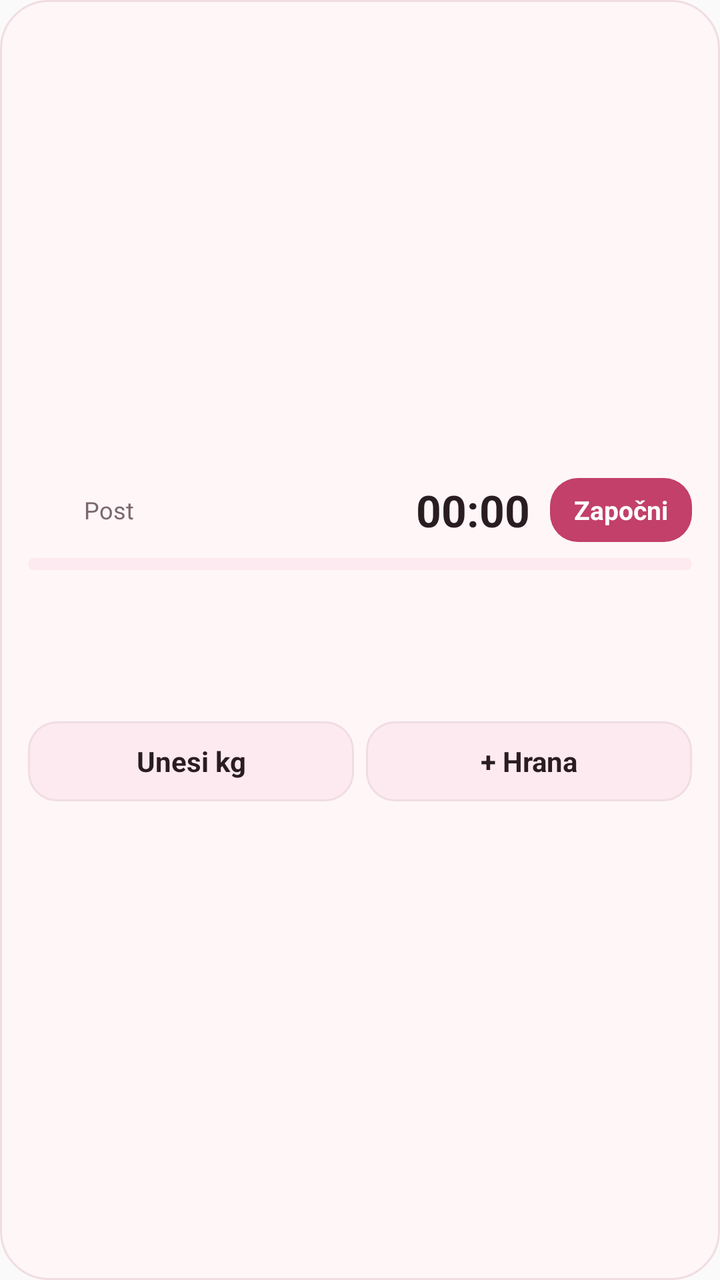
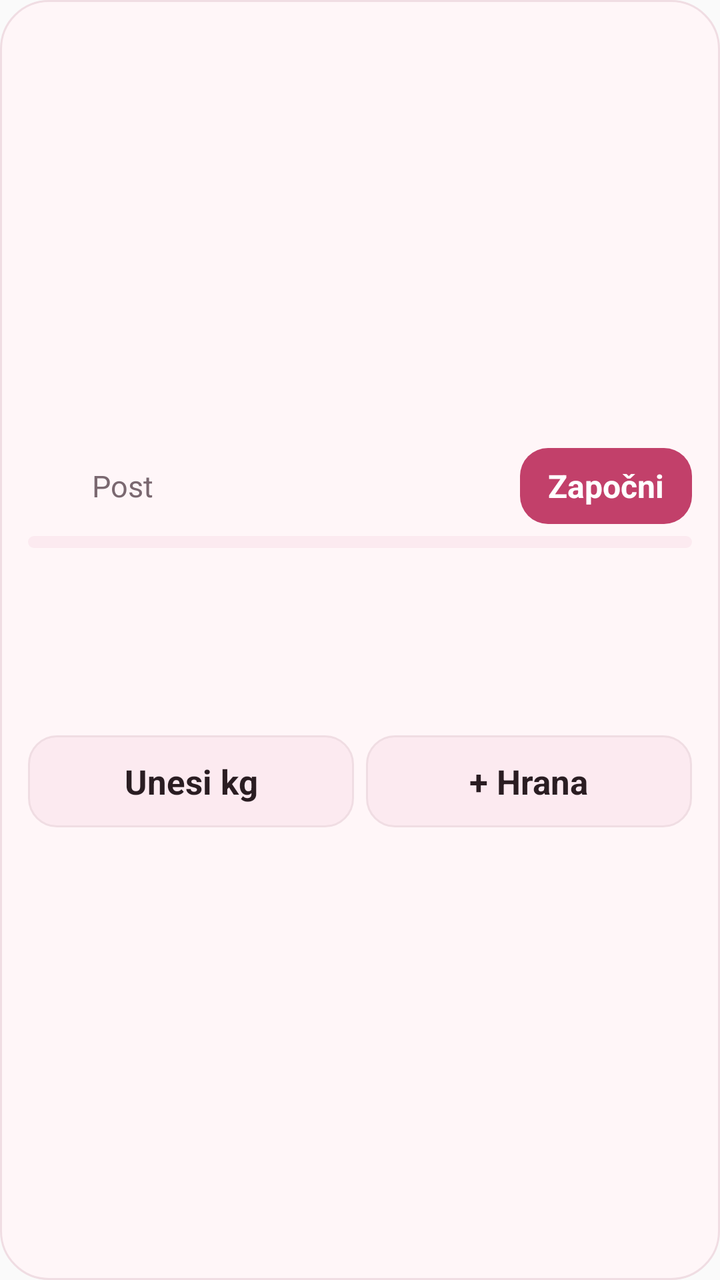

Before-and-after screenshots of an Android layout around one commit, followed by the original layout XML and the change that was made.
<!-- AndroidManifest.xml: application theme AppTheme -->
<!-- res/layout/widget_porki.xml -->
<?xml version="1.0" encoding="utf-8"?>
<LinearLayout xmlns:android="http://schemas.android.com/apk/res/android"
    android:id="@+id/w_root"
    android:layout_width="match_parent"
    android:layout_height="match_parent"
    android:background="@drawable/widget_bg"
    android:gravity="center_vertical"
    android:orientation="vertical"
    android:paddingStart="14dp"
    android:paddingTop="10dp"
    android:paddingEnd="14dp"
    android:paddingBottom="12dp">

    
    <LinearLayout
        android:id="@+id/w_fast"
        android:layout_width="match_parent"
        android:layout_height="wrap_content"
        android:orientation="vertical">

        <LinearLayout
            android:layout_width="match_parent"
            android:layout_height="wrap_content"
            android:gravity="center_vertical"
            android:minHeight="36dp"
            android:orientation="horizontal">

            <ImageView
                android:layout_width="22dp"
                android:layout_height="22dp"
                android:layout_marginEnd="6dp"
                android:contentDescription="Porki"
                android:src="@mipmap/ic_launcher_round" />

            <TextView
                android:id="@+id/w_fast_label"
                android:layout_width="wrap_content"
                android:layout_height="wrap_content"
                android:text="Post"
                android:textColor="@color/w_muted"
                android:textSize="12sp" />

            <Chronometer
                android:id="@+id/w_clock"
                android:layout_width="0dp"
                android:layout_height="wrap_content"
                android:layout_marginStart="8dp"
                android:layout_weight="1"
                android:gravity="end"
                android:textColor="@color/w_ink"
                android:textSize="22sp"
                android:textStyle="bold" />

            <TextView
                android:id="@+id/w_fast_off"
                android:layout_width="0dp"
                android:layout_height="wrap_content"
                android:layout_marginStart="8dp"
                android:layout_weight="1"
                android:gravity="end"
                android:text="nije aktivan"
                android:textColor="@color/w_muted"
                android:textSize="12sp"
                android:visibility="gone" />

            <TextView
                android:id="@+id/w_fast_btn"
                android:layout_width="wrap_content"
                android:layout_height="32dp"
                android:layout_marginStart="10dp"
                android:background="@drawable/widget_btn"
                android:gravity="center"
                android:paddingStart="12dp"
                android:paddingEnd="12dp"
                android:text="Započni"
                android:textColor="@color/w_accent_ink"
                android:textSize="13sp"
                android:textStyle="bold" />
        </LinearLayout>

        <ProgressBar
            android:id="@+id/w_progress"
            style="?android:attr/progressBarStyleHorizontal"
            android:layout_width="match_parent"
            android:layout_height="6dp"
            android:layout_marginTop="6dp"
            android:max="1000"
            android:progressDrawable="@drawable/widget_progress" />

        <TextView
            android:id="@+id/w_fast_info"
            android:layout_width="match_parent"
            android:layout_height="wrap_content"
            android:layout_marginTop="4dp"
            android:ellipsize="end"
            android:maxLines="1"
            android:textColor="@color/w_muted"
            android:textSize="11sp" />

        <TextView
            android:id="@+id/w_fast_phase"
            android:layout_width="match_parent"
            android:layout_height="wrap_content"
            android:ellipsize="end"
            android:maxLines="1"
            android:textColor="@color/w_accent"
            android:textSize="11sp"
            android:textStyle="bold" />
    </LinearLayout>

    
    <LinearLayout
        android:layout_width="match_parent"
        android:layout_height="wrap_content"
        android:layout_marginTop="8dp"
        android:gravity="center_vertical"
        android:orientation="horizontal">

        <TextView
            android:id="@+id/w_weight"
            android:layout_width="wrap_content"
            android:layout_height="wrap_content"
            android:textColor="@color/w_ink"
            android:textSize="18sp"
            android:textStyle="bold" />

        <TextView
            android:id="@+id/w_weight_info"
            android:layout_width="0dp"
            android:layout_height="wrap_content"
            android:layout_marginStart="6dp"
            android:layout_weight="1"
            android:ellipsize="end"
            android:maxLines="1"
            android:textColor="@color/w_muted"
            android:textSize="11sp" />

        <TextView
            android:id="@+id/w_carbs"
            android:layout_width="wrap_content"
            android:layout_height="wrap_content"
            android:textColor="@color/w_muted"
            android:textSize="12sp"
            android:textStyle="bold" />
    </LinearLayout>

    
    <LinearLayout
        android:layout_width="match_parent"
        android:layout_height="wrap_content"
        android:layout_marginTop="10dp"
        android:orientation="horizontal">

        <TextView
            android:id="@+id/w_btn_weight"
            android:layout_width="0dp"
            android:layout_height="40dp"
            android:layout_marginEnd="6dp"
            android:layout_weight="1"
            android:background="@drawable/widget_btn_alt"
            android:gravity="center"
            android:text="Unesi kg"
            android:textColor="@color/w_ink"
            android:textSize="14sp"
            android:textStyle="bold" />

        <TextView
            android:id="@+id/w_btn_food"
            android:layout_width="0dp"
            android:layout_height="40dp"
            android:layout_weight="1"
            android:background="@drawable/widget_btn_alt"
            android:gravity="center"
            android:text="+ Hrana"
            android:textColor="@color/w_ink"
            android:textSize="14sp"
            android:textStyle="bold" />
    </LinearLayout>
</LinearLayout>
<!-- resources referenced by this layout -->
<resources>
  <color name="w_accent">#C2406A</color>
  <color name="w_accent_ink">#FFFFFF</color>
  <color name="w_ink">#2A1D22</color>
  <color name="w_muted">#7A6870</color>
  <!-- drawable widget_bg (drawable) -->
  <?xml version="1.0" encoding="utf-8"?>
  <shape xmlns:android="http://schemas.android.com/apk/res/android" android:shape="rectangle">
      <solid android:color="@color/w_bg" />
      <stroke android:width="1dp" android:color="@color/w_line" />
      <corners android:radius="24dp" />
  </shape>
  <!-- drawable widget_btn (drawable) -->
  <?xml version="1.0" encoding="utf-8"?>
  <shape xmlns:android="http://schemas.android.com/apk/res/android" android:shape="rectangle">
      <solid android:color="@color/w_accent" />
      <corners android:radius="14dp" />
  </shape>
  <!-- drawable widget_btn_alt (drawable) -->
  <?xml version="1.0" encoding="utf-8"?>
  <shape xmlns:android="http://schemas.android.com/apk/res/android" android:shape="rectangle">
      <solid android:color="@color/w_soft" />
      <stroke android:width="1dp" android:color="@color/w_line" />
      <corners android:radius="14dp" />
  </shape>
  <!-- drawable widget_progress (drawable) -->
  <?xml version="1.0" encoding="utf-8"?>
  <layer-list xmlns:android="http://schemas.android.com/apk/res/android">
      <item android:id="@android:id/background">
          <shape>
              <corners android:radius="4dp" />
              <solid android:color="@color/w_soft" />
          </shape>
      </item>
      <item android:id="@android:id/progress">
          <clip>
              <shape>
                  <corners android:radius="4dp" />
                  <solid android:color="@color/w_accent" />
              </shape>
          </clip>
      </item>
  </layer-list>
  <!-- mipmap ic_launcher_round (mipmap-anydpi-v26) -->
  <?xml version="1.0" encoding="utf-8"?>
  <adaptive-icon xmlns:android="http://schemas.android.com/apk/res/android">
      <background>
          <color android:color="@color/ic_launcher_background" />
      </background>
      <foreground>
          <inset android:drawable="@mipmap/ic_launcher_foreground" android:inset="0%" />
      </foreground>
  </adaptive-icon>
  <style name="AppTheme" parent="Theme.AppCompat.Light.DarkActionBar">
          
          <item name="colorPrimary">@color/colorPrimary</item>
          <item name="colorPrimaryDark">@color/colorPrimaryDark</item>
          <item name="colorAccent">@color/colorAccent</item>
      </style>
  <color name="w_bg">#FFF6F8</color>
  <color name="w_line">#F0DDE3</color>
  <color name="w_soft">#FCEAF0</color>
  <color name="ic_launcher_background">#FFC4D3</color>
</resources>

<!-- the commit's change to res/layout/widget_porki.xml (unified diff, before → after) -->
@@ -26,8 +26,8 @@
             android:orientation="horizontal">
 
             <ImageView
-                android:layout_width="22dp"
-                android:layout_height="22dp"
+                android:layout_width="26dp"
+                android:layout_height="26dp"
                 android:layout_marginEnd="6dp"
                 android:contentDescription="Porki"
                 android:src="@mipmap/ic_launcher_round" />
@@ -38,17 +38,18 @@
                 android:layout_height="wrap_content"
                 android:text="Post"
                 android:textColor="@color/w_muted"
-                android:textSize="12sp" />
+                android:textSize="15sp" />
 
-            <Chronometer
+            <TextView
                 android:id="@+id/w_clock"
                 android:layout_width="0dp"
                 android:layout_height="wrap_content"
                 android:layout_marginStart="8dp"
                 android:layout_weight="1"
                 android:gravity="end"
+                android:maxLines="1"
                 android:textColor="@color/w_ink"
-                android:textSize="22sp"
+                android:textSize="26sp"
                 android:textStyle="bold" />
 
             <TextView
@@ -60,21 +61,21 @@
                 android:gravity="end"
                 android:text="nije aktivan"
                 android:textColor="@color/w_muted"
-                android:textSize="12sp"
+                android:textSize="15sp"
                 android:visibility="gone" />
 
             <TextView
                 android:id="@+id/w_fast_btn"
                 android:layout_width="wrap_content"
-                android:layout_height="32dp"
+                android:layout_height="38dp"
                 android:layout_marginStart="10dp"
                 android:background="@drawable/widget_btn"
                 android:gravity="center"
-                android:paddingStart="12dp"
-                android:paddingEnd="12dp"
+                android:paddingStart="14dp"
+                android:paddingEnd="14dp"
                 android:text="Započni"
                 android:textColor="@color/w_accent_ink"
-                android:textSize="13sp"
+                android:textSize="16sp"
                 android:textStyle="bold" />
         </LinearLayout>
 
@@ -95,7 +96,7 @@
             android:ellipsize="end"
             android:maxLines="1"
             android:textColor="@color/w_muted"
-            android:textSize="11sp" />
+            android:textSize="14sp" />
 
         <TextView
             android:id="@+id/w_fast_phase"
@@ -104,7 +105,7 @@
             android:ellipsize="end"
             android:maxLines="1"
             android:textColor="@color/w_accent"
-            android:textSize="11sp"
+            android:textSize="15sp"
             android:textStyle="bold" />
     </LinearLayout>
 
@@ -121,7 +122,7 @@
             android:layout_width="wrap_content"
             android:layout_height="wrap_content"
             android:textColor="@color/w_ink"
-            android:textSize="18sp"
+            android:textSize="24sp"
             android:textStyle="bold" />
 
         <TextView
@@ -133,14 +134,14 @@
             android:ellipsize="end"
             android:maxLines="1"
             android:textColor="@color/w_muted"
-            android:textSize="11sp" />
+            android:textSize="14sp" />
 
         <TextView
             android:id="@+id/w_carbs"
             android:layout_width="wrap_content"
             android:layout_height="wrap_content"
             android:textColor="@color/w_muted"
-            android:textSize="12sp"
+            android:textSize="16sp"
             android:textStyle="bold" />
     </LinearLayout>
 
@@ -154,26 +155,26 @@
         <TextView
             android:id="@+id/w_btn_weight"
             android:layout_width="0dp"
-            android:layout_height="40dp"
+            android:layout_height="46dp"
             android:layout_marginEnd="6dp"
             android:layout_weight="1"
             android:background="@drawable/widget_btn_alt"
             android:gravity="center"
             android:text="Unesi kg"
             android:textColor="@color/w_ink"
-            android:textSize="14sp"
+            android:textSize="17sp"
             android:textStyle="bold" />
 
         <TextView
             android:id="@+id/w_btn_food"
             android:layout_width="0dp"
-            android:layout_height="40dp"
+            android:layout_height="46dp"
             android:layout_weight="1"
             android:background="@drawable/widget_btn_alt"
             android:gravity="center"
             android:text="+ Hrana"
             android:textColor="@color/w_ink"
-            android:textSize="14sp"
+            android:textSize="17sp"
             android:textStyle="bold" />
     </LinearLayout>
 </LinearLayout>
